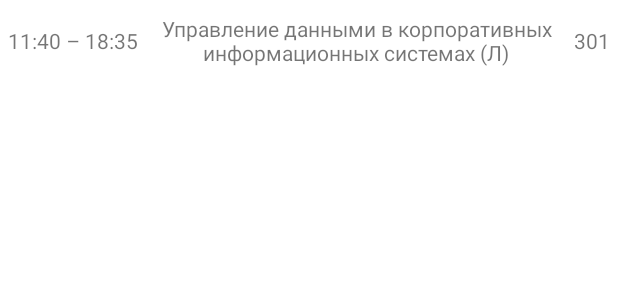
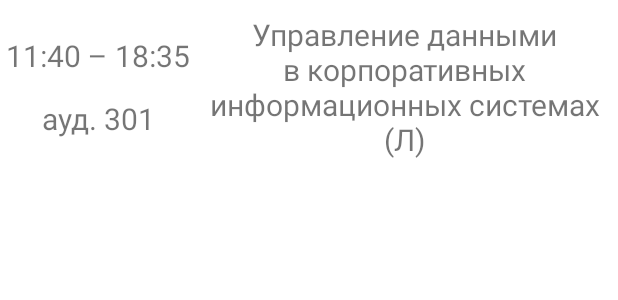
Before and after one commit to qJay44/UnivApp, an Android app: the layout schedule_detail_list_item.xml on its own in the app's theme, with its tools: preview values and no code run, on a phone screen of 412 x 824 dp. Shown: the top 300 px of the screen. Run offline under Robolectric (Android 15) with nearby library versions, the phone set to English and light mode, and no system bars.

Commit message:
schedule day fragment layout fix

```diff
--- a/app/src/main/java/edu/muiv/univapp/ScheduleFragment.kt
+++ b/app/src/main/java/edu/muiv/univapp/ScheduleFragment.kt
@@ -37,7 +37,6 @@ class ScheduleFragment : Fragment() {
 
     override fun onCreate(savedInstanceState: Bundle?) {
         super.onCreate(savedInstanceState)
-
         val scheduleDate = arguments?.getString(ARG_SCHEDULE_DATE)!!
 
         scheduleDetailListVM.loadSchedule(scheduleDate)
@@ -70,6 +69,7 @@ class ScheduleFragment : Fragment() {
         adapter?.submitList(schedules)
     }
 
+    // View Holder
     private inner class ScheduleDetailHolder(view: View)
         : RecyclerView.ViewHolder(view) {
 
@@ -81,11 +81,12 @@ class ScheduleFragment : Fragment() {
 
         fun bind(schedule: Schedule) {
             this.schedule = schedule
-            val timePeriod = "${this.schedule.timeStart} - ${this.schedule.timeEnd}"
+            val timeText = "${this.schedule.timeStart} - ${this.schedule.timeEnd}"
+            val roomText = "ауд. ${this.schedule.roomNum}"
 
-            tvTime.text = timePeriod
+            tvTime.text = timeText
             tvSubjectName.text = this.schedule.subjectName
-            tvRoomNumber.text = this.schedule.roomNum.toString()
+            tvRoomNumber.text = roomText
         }
     }
 
--- a/app/src/main/java/edu/muiv/univapp/ScheduleListViewModel.kt
+++ b/app/src/main/java/edu/muiv/univapp/ScheduleListViewModel.kt
@@ -9,5 +9,5 @@ class ScheduleListViewModel : ViewModel() {
     val scheduleListLiveData = scheduleRepository.getSchedule()
     val scheduleByDayListLiveData = scheduleRepository.getScheduleByDay()
 
-    fun addSchedule(schedule: Schedule) = scheduleRepository.addSchedule(schedule)
+//    fun addSchedule(schedule: Schedule) = scheduleRepository.addSchedule(schedule)
 }
--- a/app/src/main/res/layout/schedule_detail_list_item.xml
+++ b/app/src/main/res/layout/schedule_detail_list_item.xml
@@ -9,30 +9,35 @@
         android:id="@+id/tvTime"
         android:layout_width="wrap_content"
         android:layout_height="wrap_content"
-        android:layout_marginStart="5dp"
+        android:layout_marginStart="4dp"
         android:text="@string/tvTimeStartEnd_example"
-        app:layout_constraintBottom_toBottomOf="parent"
+        android:textSize="20sp"
+        app:layout_constraintBottom_toTopOf="@+id/tvRoomNumber"
         app:layout_constraintStart_toStartOf="parent"
-        app:layout_constraintTop_toTopOf="parent" />
-
-    <TextView
-        android:id="@+id/tvSubjectName"
-        android:layout_width="280sp"
-        android:layout_height="wrap_content"
-        android:textAlignment="center"
-        android:text="@string/subject_name_example"
-        app:layout_constraintEnd_toStartOf="@+id/tvRoomNumber"
-        app:layout_constraintStart_toEndOf="@+id/tvTime"
         app:layout_constraintTop_toTopOf="parent" />
 
     <TextView
         android:id="@+id/tvRoomNumber"
         android:layout_width="wrap_content"
         android:layout_height="wrap_content"
-        android:layout_marginEnd="5dp"
         android:text="@string/room_number_example"
+        android:textSize="20sp"
+        app:layout_constraintBottom_toBottomOf="parent"
+        app:layout_constraintEnd_toEndOf="@+id/tvTime"
+        app:layout_constraintStart_toStartOf="@+id/tvTime"
+        app:layout_constraintTop_toBottomOf="@+id/tvTime" />
+
+    <TextView
+        android:id="@+id/tvSubjectName"
+        android:layout_width="wrap_content"
+        android:layout_height="wrap_content"
+        android:maxWidth="280sp"
+        android:text="@string/subject_name_example"
+        android:textAlignment="center"
+        android:textSize="20sp"
         app:layout_constraintBottom_toBottomOf="parent"
         app:layout_constraintEnd_toEndOf="parent"
+        app:layout_constraintStart_toEndOf="@+id/tvTime"
         app:layout_constraintTop_toTopOf="parent" />
 
 </androidx.constraintlayout.widget.ConstraintLayout>
--- a/app/src/main/res/values/strings.xml
+++ b/app/src/main/res/values/strings.xml
@@ -4,5 +4,5 @@
     <string name="tvTimeStartEnd_example">11:40 – 18:35</string>
     <string name="tvDate_example">14.10</string>
     <string name="subject_name_example">Управление данными в корпоративных информационных системах (Л)</string>
-    <string name="room_number_example">301</string>
+    <string name="room_number_example">ауд. 301</string>
 </resources>
```
